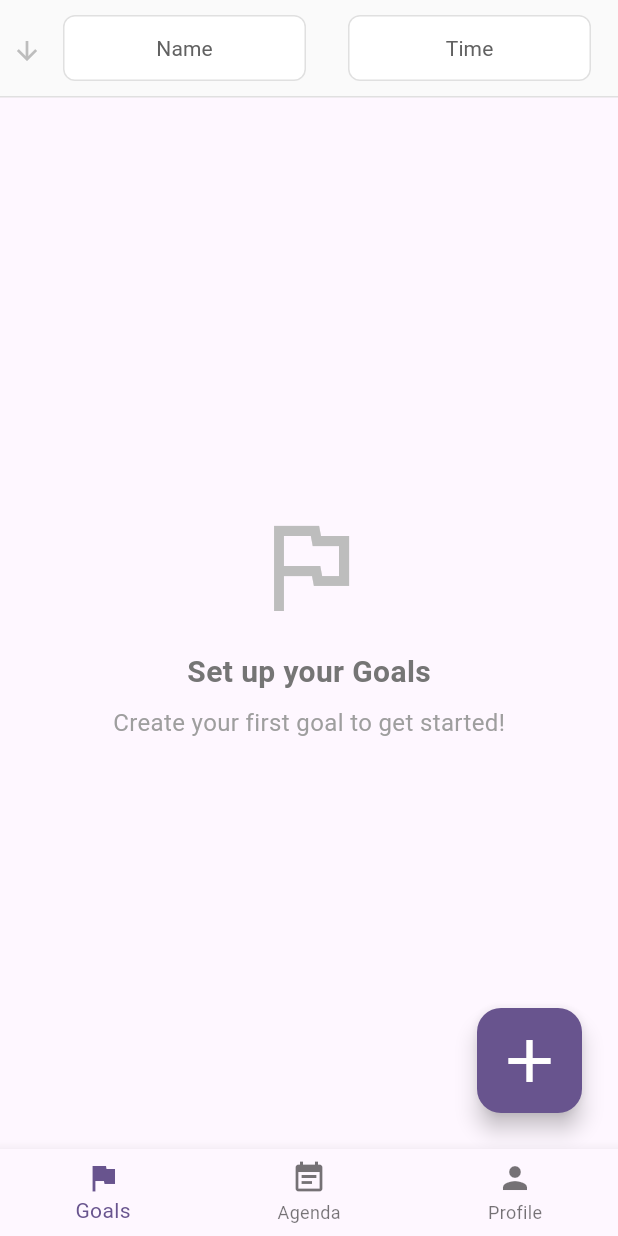
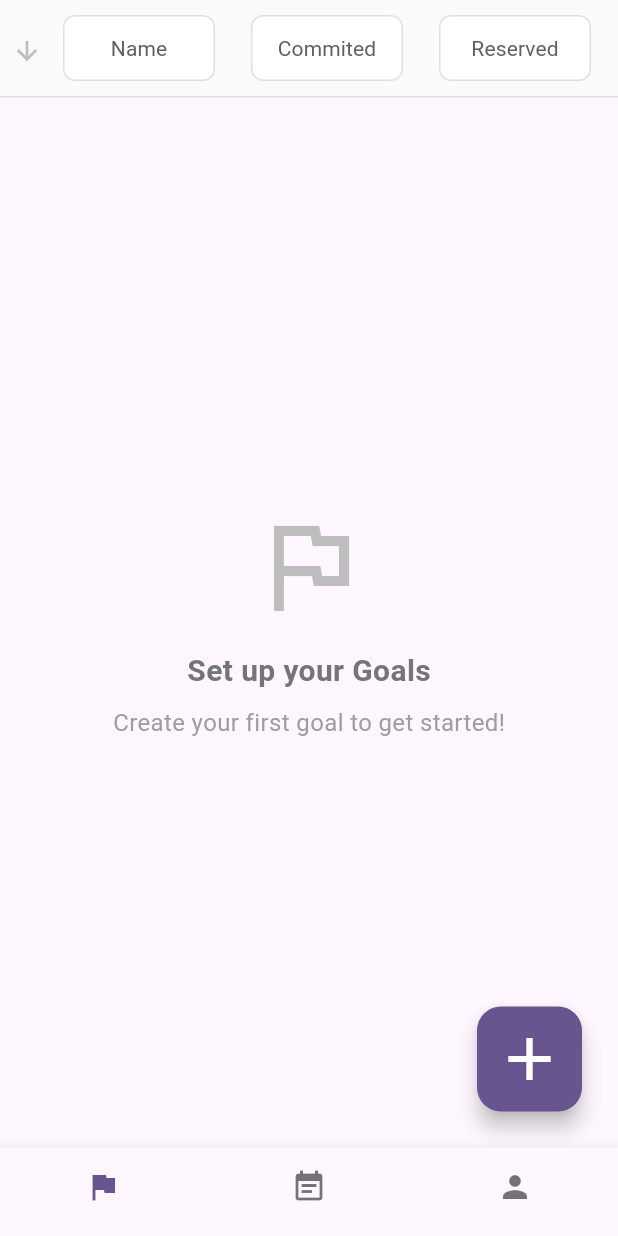
Before and after one commit to MatthewLacerda2/GoalGetter, a Flutter app: the screen it shows after launch, on a phone screen of 412 x 824 dp. Run offline on Flutter 3.47's test engine with Material 3 defaults, Android fonts, the phone set to English and light mode, and no system bars; our stand-ins replace font_awesome_flutter, introduction_screen, shared_preferences.

Commit message:
reserved hours

```diff
--- a/frontend/lib/l10n/app_en.arb
+++ b/frontend/lib/l10n/app_en.arb
@@ -35,6 +35,14 @@
     "time": "Time",
     "@time": {
         "description": "Time sort button label"
+    },
+    "commited": "Commited",
+    "@commited": {
+        "description": "Commited sort button label"
+    },
+    "reserved": "Reserved",
+    "@reserved": {
+        "description": "Reserved sort button label"
     },
     "setUpYourGoals": "Set up your Goals",
     "@setUpYourGoals": {
--- a/frontend/lib/l10n/app_localizations.dart
+++ b/frontend/lib/l10n/app_localizations.dart
@@ -148,6 +148,18 @@ abstract class AppLocalizations {
   /// In en, this message translates to:
   /// **'Time'**
   String get time;
+
+  /// Label for commited field
+  ///
+  /// In en, this message translates to:
+  /// **'Commited'**
+  String get commited;
+
+  /// Label for reserved field
+  ///
+  /// In en, this message translates to:
+  /// **'Reserved'**
+  String get reserved;
 
   /// Empty state title when no goals exist
   ///
@@ -346,18 +358,6 @@ abstract class AppLocalizations {
   /// In en, this message translates to:
   /// **'Delete'**
   String get delete;
-
-  /// Label for commited field
-  ///
-  /// In en, this message translates to:
-  /// **'Commited'**
-  String get commited;
-
-  /// Label for reserved field
-  ///
-  /// In en, this message translates to:
-  /// **'Reserved'**
-  String get reserved;
 
   /// Message for goal needs time
   ///
--- a/frontend/lib/l10n/app_localizations_en.dart
+++ b/frontend/lib/l10n/app_localizations_en.dart
@@ -34,6 +34,12 @@ class AppLocalizationsEn extends AppLocalizations {
 
   @override
   String get time => 'Time';
+
+  @override
+  String get commited => 'Commited';
+
+  @override
+  String get reserved => 'Reserved';
 
   @override
   String get setUpYourGoals => 'Set up your Goals';
@@ -141,12 +147,6 @@ class AppLocalizationsEn extends AppLocalizations {
 
   @override
   String get delete => 'Delete';
-
-  @override
-  String get commited => 'Commited';
-
-  @override
-  String get reserved => 'Reserved';
 
   @override
   String goalNeedsTime(String goalTitle, int minutesMissing) {
--- a/frontend/lib/l10n/app_localizations_pt.dart
+++ b/frontend/lib/l10n/app_localizations_pt.dart
@@ -34,6 +34,12 @@ class AppLocalizationsPt extends AppLocalizations {
 
   @override
   String get time => 'Tempo';
+
+  @override
+  String get commited => 'Comprometido';
+
+  @override
+  String get reserved => 'Reservado';
 
   @override
   String get setUpYourGoals => 'Configure suas Metas';
@@ -141,12 +147,6 @@ class AppLocalizationsPt extends AppLocalizations {
 
   @override
   String get delete => 'Excluir';
-
-  @override
-  String get commited => 'Comprometido';
-
-  @override
-  String get reserved => 'Reservado';
 
   @override
   String goalNeedsTime(String goalTitle, int minutesMissing) {
--- a/frontend/lib/main.dart
+++ b/frontend/lib/main.dart
@@ -92,18 +92,20 @@ class _MyHomePageState extends State<MyHomePage> {
       ),
       bottomNavigationBar: BottomNavigationBar(
         type: BottomNavigationBarType.fixed,
+        showSelectedLabels: false,
+        showUnselectedLabels: false,
         items: [
           BottomNavigationBarItem(
             icon: const Icon(Icons.flag),
-            label: AppLocalizations.of(context)!.goals,
+            label: '',
           ),
           BottomNavigationBarItem(
             icon: const Icon(Icons.event_note),
-            label: AppLocalizations.of(context)!.agenda,
+            label: '',
           ),
           BottomNavigationBarItem(
             icon: const Icon(Icons.person),
-            label: AppLocalizations.of(context)!.profile,
+            label: '',
           ),
         ],
         currentIndex: _selectedIndex,
--- a/frontend/lib/screens/goals/goals_screen.dart
+++ b/frontend/lib/screens/goals/goals_screen.dart
@@ -41,9 +41,15 @@ class _GoalsScreenState extends State<GoalsScreen> {
           return isAscending ? comparison : -comparison;
         });
         break;
-      case 'week':
+      case 'commited':
         goals.sort((a, b) {
           final comparison = a.weeklyHours.compareTo(b.weeklyHours);
+          return isAscending ? comparison : -comparison;
+        });
+        break;
+      case 'reserved':
+        goals.sort((a, b) {
+          final comparison = a.totalTaskedHours.compareTo(b.totalTaskedHours);
           return isAscending ? comparison : -comparison;
         });
         break;
@@ -90,11 +96,13 @@ class _GoalsScreenState extends State<GoalsScreen> {
                           isAscending ? Icons.arrow_upward : Icons.arrow_downward,
                           size: 20,
                           color: Colors.grey.shade600,
+                          weight: 20,
                         )
                       : Icon(
                           Icons.arrow_downward,
                           size: 20,
                           color: Colors.grey.shade400,
+                          weight: 20,
                         ),
                 ),
                 const SizedBox(width: 4),
@@ -104,11 +112,18 @@ class _GoalsScreenState extends State<GoalsScreen> {
                     child: _buildSortButton('name', AppLocalizations.of(context)!.name),
                   ),
                 ),
-                const SizedBox(width: 8),
+                const SizedBox(width: 4),
                 Expanded(
                   child: Padding(
                     padding: const EdgeInsets.symmetric(horizontal: 10),
-                    child: _buildSortButton('week', AppLocalizations.of(context)!.time),
+                    child: _buildSortButton('commited', AppLocalizations.of(context)!.commited),
+                  ),
+                ),
+                const SizedBox(width: 4),
+                Expanded(
+                  child: Padding(
+                    padding: const EdgeInsets.symmetric(horizontal: 10),
+                    child: _buildSortButton('reserved', AppLocalizations.of(context)!.reserved),
                   ),
                 ),
               ],
@@ -162,7 +177,7 @@ class _GoalsScreenState extends State<GoalsScreen> {
                     itemBuilder: (context, index) {
                       final goal = goals[index];
                       return GoalCard(
-                        key: Key(goal.id), // Add this line
+                        key: Key(goal.id),
                         goal: goal,
                         index: index,
                         onDelete: () async {
--- a/frontend/lib/utils/goal_storage.dart
+++ b/frontend/lib/utils/goal_storage.dart
@@ -12,7 +12,23 @@ class GoalStorage {
     final goalsJson = prefs.getString(_goalsKey);
     if (goalsJson == null) return [];
     final List<dynamic> decoded = json.decode(goalsJson);
-    return decoded.map((e) => Goal.fromMap(e)).toList();
+    final goals = decoded.map((e) => Goal.fromMap(e)).toList();
+
+    // Calculate total tasked hours for each goal
+    final updatedGoals = <Goal>[];
+    for (final goal in goals) {
+      final totalMinutes = await TaskStorage.getTotalDurationForGoal(goal.id);
+      final totalHours = totalMinutes / 60.0;
+      updatedGoals.add(Goal(
+        id: goal.id,
+        title: goal.title,
+        description: goal.description,
+        weeklyHours: goal.weeklyHours,
+        totalTaskedHours: totalHours,
+      ));
+    }
+
+    return updatedGoals;
   }
 
   static Future<Goal?> loadById(String id) async {
--- a/frontend/lib/widgets/screens/goals/goal_card.dart
+++ b/frontend/lib/widgets/screens/goals/goal_card.dart
@@ -99,9 +99,9 @@ class GoalCard extends StatelessWidget {
                         children: [
                           Text(
                             goal.title,
-                            style: const TextStyle(fontWeight: FontWeight.bold),
+                            style: const TextStyle(fontWeight: FontWeight.bold, fontSize: 16),
                           ),
-                          Text(goal.description ?? ''),
+                          Text(goal.description ?? '', style: const TextStyle(fontSize: 12)),
                         ],
                       ),
                     ),
@@ -131,7 +131,7 @@ class GoalCard extends StatelessWidget {
                             return Text(
                               '${AppLocalizations.of(context)!.reserved}: ${totalHours}h',
                               style: TextStyle(
-                                fontSize: 12,
+                                fontSize: 14,
                                 color: isOvercommitted ? Colors.lightBlueAccent : Colors.grey.shade600,
                                 fontWeight: isOvercommitted ? FontWeight.bold : FontWeight.normal,
                               ),
```
